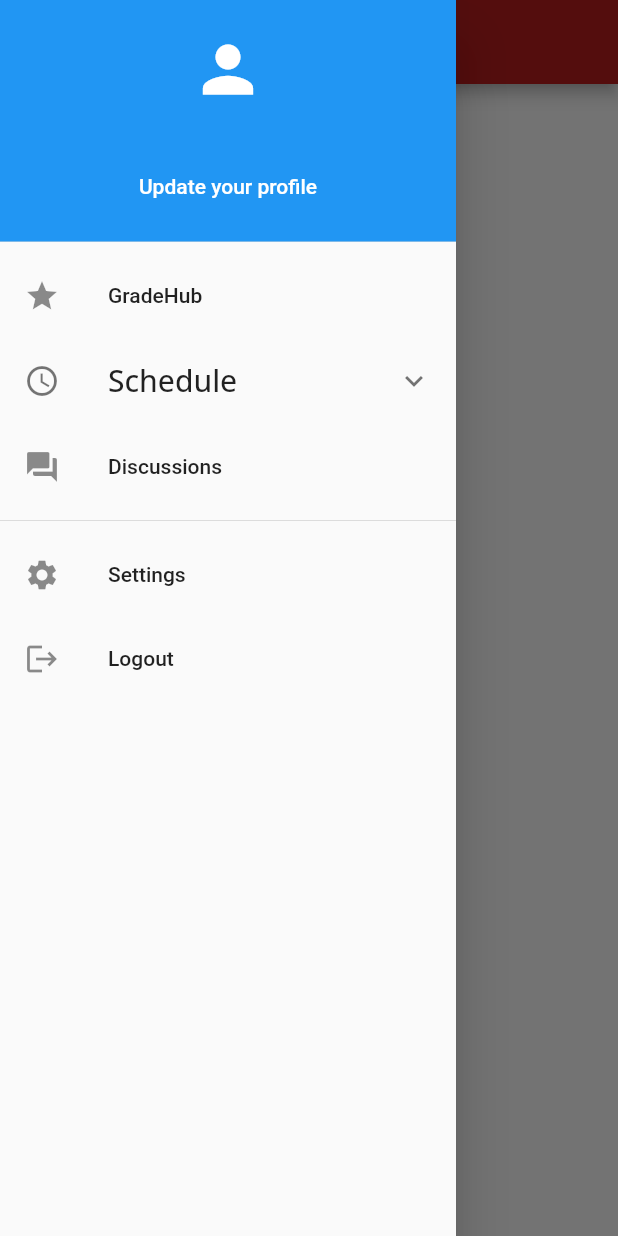
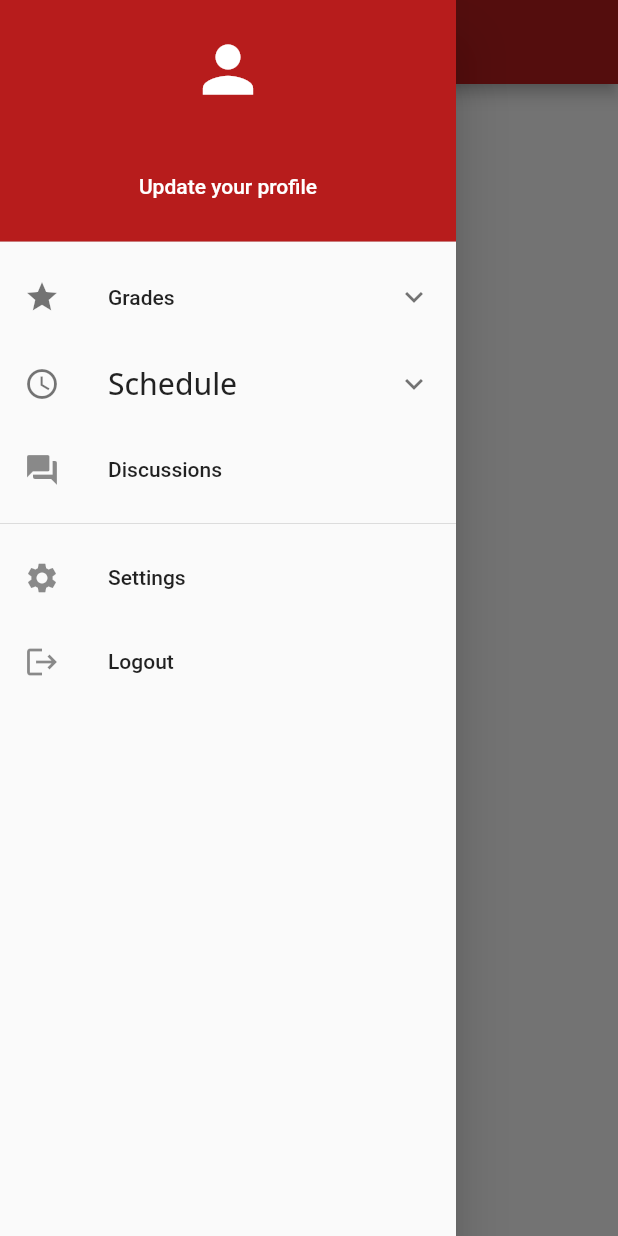
Before and after one commit to kharelprajwol/EasyIslington, a Flutter app: the DashboardScreen screen opened by its route, with the side drawer open, on a phone screen of 412 x 824 dp. Run offline on Flutter 3.47's test engine with Material 2 defaults, Android fonts, the phone set to English and light mode, and no system bars; our stand-ins replace flutter_form_builder, google_fonts, shared_preferences; missing offline and left inert: dart:ffi; accounts and stored records are empty.

Commit message:
drawer updated in home screen

```diff
--- a/lib/features/auth/screens/home_screen.dart
+++ b/lib/features/auth/screens/home_screen.dart
@@ -130,7 +130,7 @@ class DashboardScreen extends StatelessWidget {
               builder: (context, studentProvider, child) {
                 final student = studentProvider.student;
                 return DrawerHeader(
-                  decoration: BoxDecoration(color: Colors.blue),
+                  decoration: BoxDecoration(color: Colors.red.shade900),
                   child: Column(
                     mainAxisAlignment: MainAxisAlignment.center,
                     children: [
@@ -159,12 +159,25 @@ class DashboardScreen extends StatelessWidget {
                 );
               },
             ),
-            ListTile(
+            ExpansionTile(
               leading: Icon(Icons.grade),
-              title: Text('GradeHub'),
-              onTap: () {
-                // Handle GradeHub button press
-              },
+              title: Text('Grades'),
+              children: [
+                ListTile(
+                  //leading: Icon(Icons.star),
+                  title: Text('GradeHub'),
+                  onTap: () {
+                    // Handle GradeHub button press
+                  },
+                ),
+                ListTile(
+                  //leading: Icon(Icons.calculate),
+                  title: Text('Grade Calculator'),
+                  onTap: () {
+                    // Handle Grade Calculator button press
+                  },
+                ),
+              ],
             ),
             ExpansionTile(
               leading: Icon(Icons.schedule),
```
